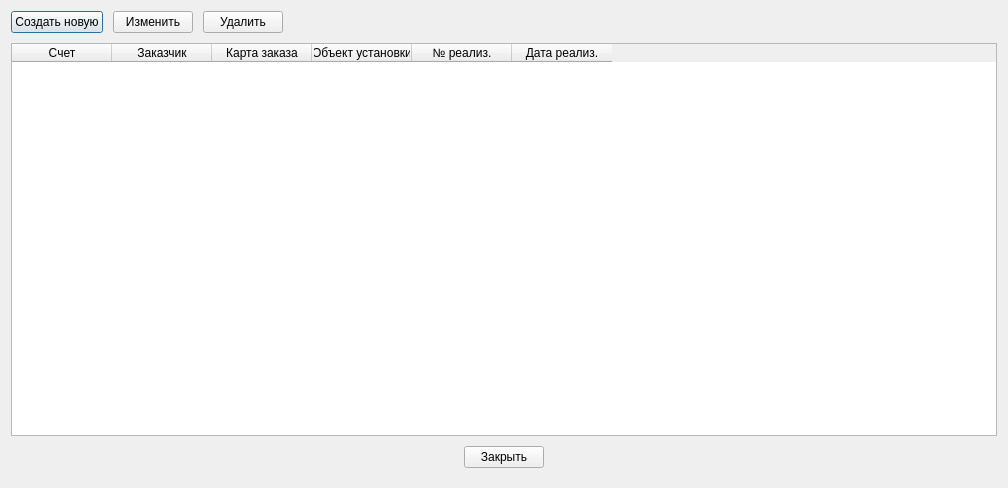
Above: Remont/listshipwindow.ui from AlexeyScherbakov2021/Remont2 before the change. Below: the same form after it.
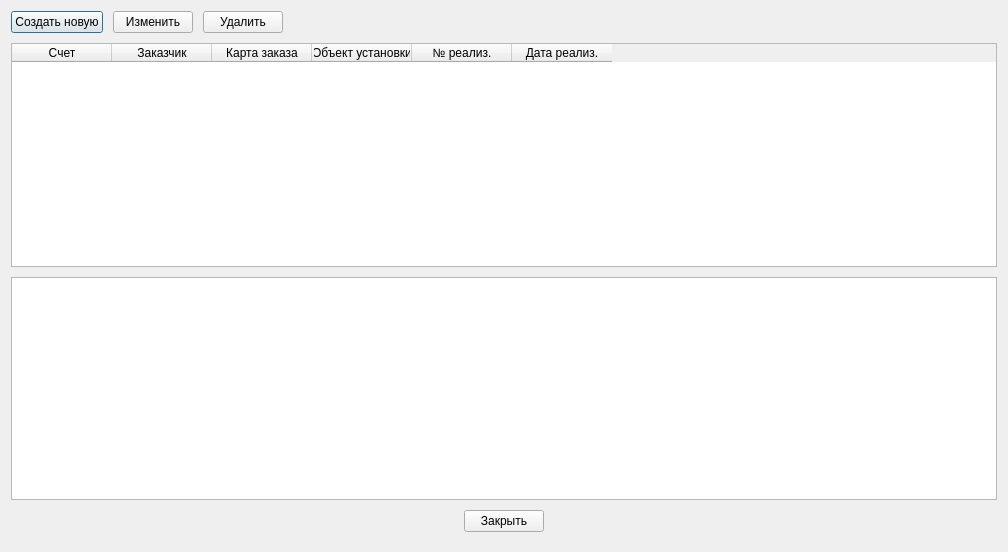
That is the form after the change. Icons and pictures are not drawn.

The edit to the form file:
```diff
--- a/Remont/listshipwindow.ui
+++ b/Remont/listshipwindow.ui
@@ -7,7 +7,7 @@
     <x>0</x>
     <y>0</y>
     <width>1008</width>
-    <height>488</height>
+    <height>552</height>
    </rect>
   </property>
   <property name="windowTitle">
@@ -131,6 +131,9 @@
      </column>
     </widget>
    </item>
+   <item>
+    <widget class="QTableView" name="tableView"/>
+   </item>
    <item alignment="Qt::AlignmentFlag::AlignHCenter">
     <widget class="QPushButton" name="pbClose">
      <property name="maximumSize">
```
Left out of the diff: 4 changed lines with no effect on the pictures.
